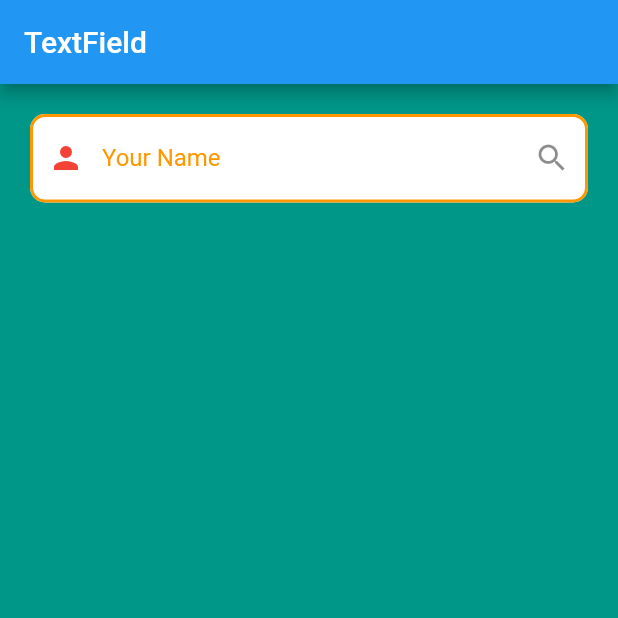
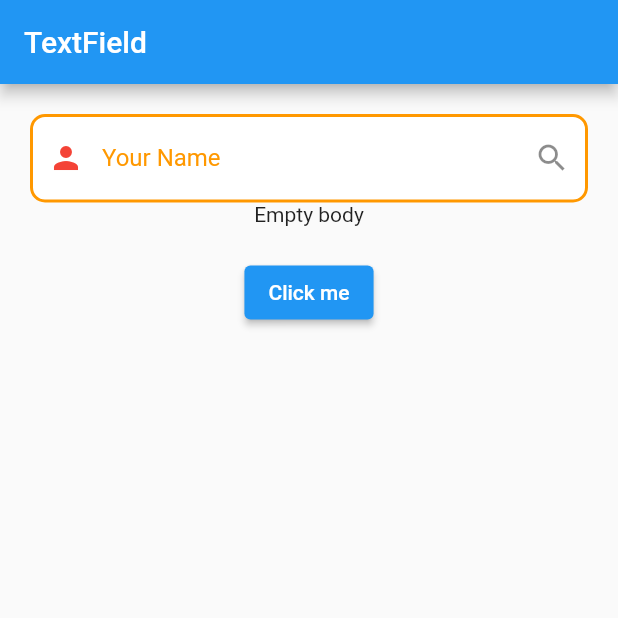
Before and after one commit to jpmehedi/ict-flutter-batch-7, a Flutter app: the screen it shows after launch, on a phone screen of 412 x 824 dp, the top half of it. Run offline on Flutter 3.47's test engine with Material 2 defaults, Android fonts, the phone set to English and light mode, and no system bars.

Commit message:
Pass data to another screen using navigator

```diff
--- a/lib/home_screen.dart
+++ b/lib/home_screen.dart
@@ -1,4 +1,3 @@
-import 'package:demo_project/profile.dart';
 import 'package:flutter/material.dart';
 
 class HomeScreen extends StatefulWidget {
@@ -17,7 +16,7 @@ class _HomeScreenState extends State<HomeScreen> {
     //   height: double.infinity,
     //   color: Colors.red,
     // ),
-    ProfileScreen(),
+    // ProfileScreen(),
     Container(
       width: double.infinity,
       height: double.infinity,
--- a/lib/textfield_screen.dart
+++ b/lib/textfield_screen.dart
@@ -1,3 +1,4 @@
+import 'package:demo_project/profile.dart';
 import 'package:flutter/material.dart';
 
 class TextFieldScreen extends StatefulWidget {
@@ -11,24 +12,36 @@ class _TextFieldScreenState extends State<TextFieldScreen> {
 
   bool isTap = false;
 
+  int  age = 27;
+
+
+  TextEditingController textEditingController = TextEditingController();
+
   @override
   Widget build(BuildContext context) {
     return Scaffold(
-      backgroundColor: Colors.teal,
+      // backgroundColor: Colors.teal,
       appBar: AppBar(title: Text("TextField"),),
       body: Padding(
         padding: const EdgeInsets.all(20.0),
         child: Column(
           children: [
             TextField(
+              controller: textEditingController,
               onTap: (){
                 setState(() {
                   isTap = true;
                 });
               },
+
+              onChanged: (String name){
+                setState(() {
+                  // print(textEditingController.text);
+                });
+              },
               keyboardType: TextInputType.text,
-              obscureText: true,
-              obscuringCharacter: "*",
+              // obscureText: true,
+              // obscuringCharacter: "*",
               // maxLines: 4,
               decoration: InputDecoration(
                 // icon: Icon(Icons.person),
@@ -64,6 +77,23 @@ class _TextFieldScreenState extends State<TextFieldScreen> {
                 ),
                 suffixIcon: Icon(Icons.search)
               ),
+            ),
+
+           textEditingController.text.isNotEmpty ? Text(
+              textEditingController.text,
+              style: TextStyle(
+                fontSize: 28,
+                fontWeight: FontWeight.bold
+              ),
+            ) : Text("Empty body"),
+
+            SizedBox(height: 20,),
+            ElevatedButton(
+              onPressed: (){
+                Route route = MaterialPageRoute(builder: (ctx)=> ProfileScreen(name: textEditingController.text, age: age,));
+                Navigator.push(context, route);
+              },
+              child: Text("Click me")
             )
           ],
         ),
```
Also changed, not shown: lib/profile.dart (+6 -3 lines).
